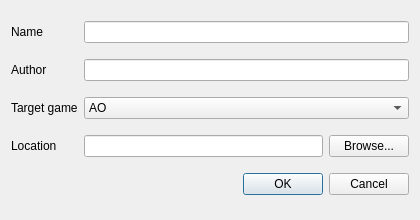
First picture: the form in Source/Tools/editor/Source/NewModDialog.ui, repository MrSapps/alive_reversing, before the edit.
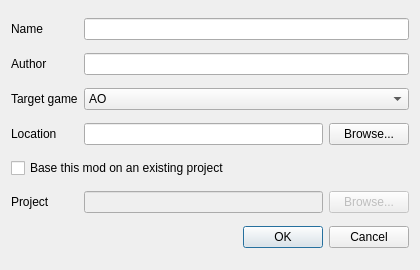
Second picture: the form after the edit.

Commit message: rejig data layout so editor can enumerate paths more easily, for new mod alllow basing it on teh base game or another mod (copies its paths/levels in)

What changed in the file:
```diff
--- a/Source/Tools/editor/Source/NewModDialog.ui
+++ b/Source/Tools/editor/Source/NewModDialog.ui
@@ -7,7 +7,7 @@
     <x>0</x>
     <y>0</y>
     <width>420</width>
-    <height>220</height>
+    <height>270</height>
    </rect>
   </property>
   <property name="windowTitle">
@@ -77,6 +77,40 @@
     </widget>
    </item>
    <item row="4" column="0" colspan="3">
+    <widget class="QCheckBox" name="chkBaseOn">
+     <property name="text">
+      <string>Base this mod on an existing project</string>
+     </property>
+    </widget>
+   </item>
+   <item row="5" column="0">
+    <widget class="QLabel" name="label_5">
+     <property name="text">
+      <string>Project</string>
+     </property>
+    </widget>
+   </item>
+   <item row="5" column="1">
+    <widget class="QLineEdit" name="txtBaseOn">
+     <property name="enabled">
+      <bool>false</bool>
+     </property>
+     <property name="readOnly">
+      <bool>true</bool>
+     </property>
+    </widget>
+   </item>
+   <item row="5" column="2">
+    <widget class="QPushButton" name="btnBrowseBaseOn">
+     <property name="enabled">
+      <bool>false</bool>
+     </property>
+     <property name="text">
+      <string>Browse...</string>
+     </property>
+    </widget>
+   </item>
+   <item row="6" column="0" colspan="3">
     <widget class="QDialogButtonBox" name="buttonBox">
      <property name="orientation">
       <enum>Qt::Horizontal</enum>
```
The commit also changes 26 other files.
